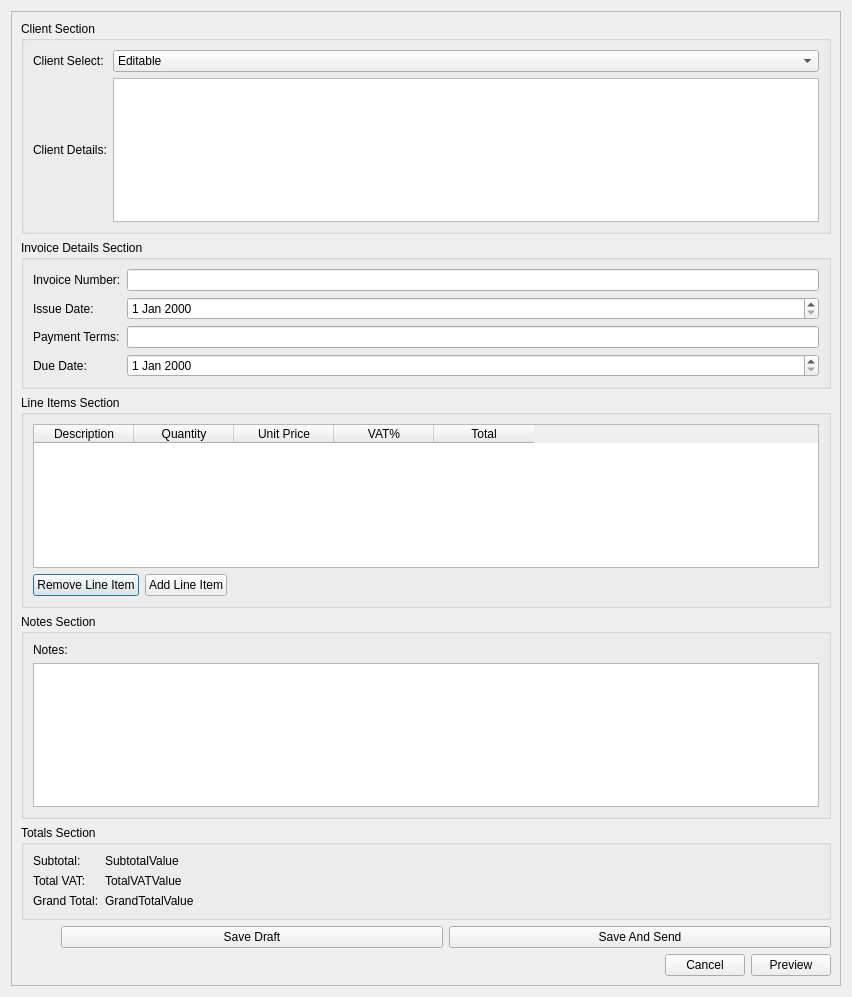
Before: the Qt Designer form createeditinvoicedialog.ui in rahma159/application, drawn with Qt 5.
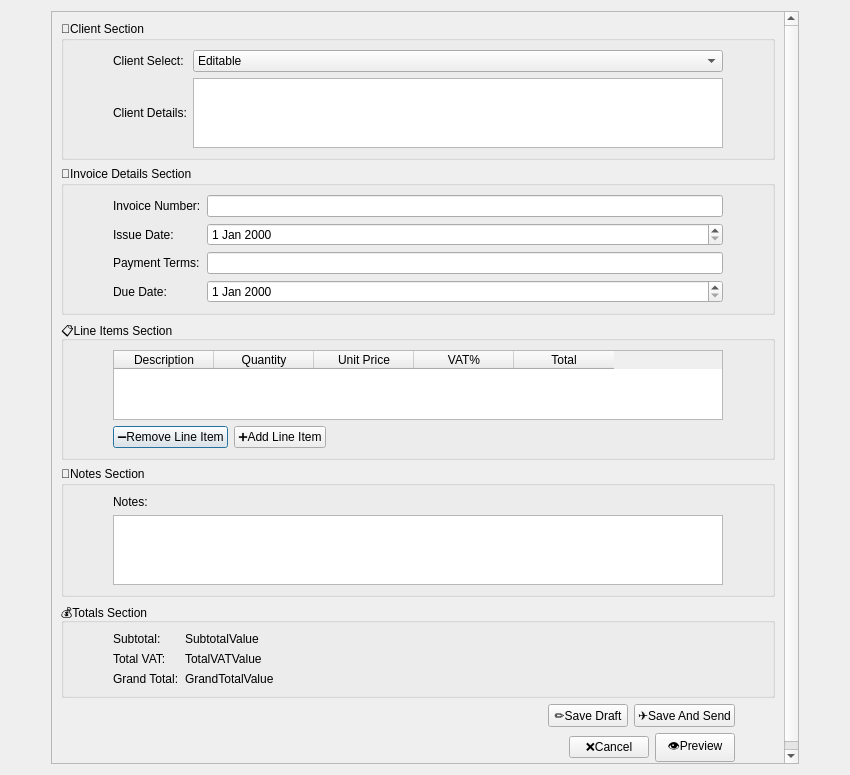
After: the same form once the commit is applied.

Patch:
```diff
--- a/createeditinvoicedialog.ui
+++ b/createeditinvoicedialog.ui
@@ -6,15 +6,31 @@
    <rect>
     <x>0</x>
     <y>0</y>
-    <width>852</width>
-    <height>997</height>
+    <width>850</width>
+    <height>775</height>
    </rect>
   </property>
   <property name="windowTitle">
    <string>Creat/Edit  New Invoice</string>
   </property>
-  <layout class="QVBoxLayout" name="verticalLayout_2">
-   <item>
+  <layout class="QGridLayout" name="gridLayout">
+   <item row="0" column="0">
+    <spacer name="horizontalSpacer_2">
+     <property name="orientation">
+      <enum>Qt::Orientation::Horizontal</enum>
+     </property>
+     <property name="sizeType">
+      <enum>QSizePolicy::Policy::Preferred</enum>
+     </property>
+     <property name="sizeHint" stdset="0">
+      <size>
+       <width>40</width>
+       <height>20</height>
+      </size>
+     </property>
+    </spacer>
+   </item>
+   <item row="0" column="1">
     <widget class="QScrollArea" name="scrollArea">
      <property name="widgetResizable">
       <bool>true</bool>
@@ -24,8 +40,8 @@
        <rect>
         <x>0</x>
         <y>0</y>
-        <width>832</width>
-        <height>977</height>
+        <width>724</width>
+        <height>805</height>
        </rect>
       </property>
       <layout class="QVBoxLayout" name="verticalLayout_3">
@@ -34,42 +50,74 @@
          <item>
           <widget class="QGroupBox" name="clientGroupBox">
            <property name="title">
-            <string>Client Section</string>
+            <string>👤Client Section</string>
            </property>
            <layout class="QHBoxLayout" name="horizontalLayout_2">
             <item>
              <layout class="QGridLayout" name="clientLayout">
-              <item row="0" column="1">
-               <widget class="QComboBox" name="clientSelectComboBox">
-                <item>
-                 <property name="text">
-                  <string>Editable</string>
-                 </property>
-                </item>
-                <item>
-                 <property name="text">
-                  <string>Searchable</string>
-                 </property>
-                </item>
-               </widget>
-              </item>
-              <item row="0" column="0">
-               <widget class="QLabel" name="clientSelectLabel">
-                <property name="text">
-                 <string>Client Select:</string>
-                </property>
-               </widget>
-              </item>
-              <item row="1" column="0">
+              <item row="1" column="1">
                <widget class="QLabel" name="clientDetailsLabel">
                 <property name="text">
                  <string>Client Details:</string>
                 </property>
                </widget>
               </item>
-              <item row="1" column="1">
+              <item row="1" column="0">
+               <spacer name="horizontalSpacer_6">
+                <property name="orientation">
+                 <enum>Qt::Orientation::Horizontal</enum>
+                </property>
+                <property name="sizeType">
+                 <enum>QSizePolicy::Policy::Preferred</enum>
+                </property>
+                <property name="sizeHint" stdset="0">
+                 <size>
+                  <width>40</width>
+                  <height>20</height>
+                 </size>
+                </property>
+               </spacer>
+              </item>
+              <item row="0" column="1">
+               <widget class="QLabel" name="clientSelectLabel">
+                <property name="text">
+                 <string>Client Select:</string>
+                </property>
+               </widget>
+              </item>
+              <item row="1" column="2">
                <widget class="QTextEdit" name="clientDetailsTextEdit"/>
               </item>
+              <item row="0" column="2">
+               <widget class="QComboBox" name="clientSelectComboBox">
+                <item>
+                 <property name="text">
+                  <string>Editable</string>
+                 </property>
+                </item>
+                <item>
+                 <property name="text">
+                  <string>Searchable</string>
+                 </property>
+                </item>
+               </widget>
+              </item>
+              <item row="1" column="3">
+               <spacer name="horizontalSpacer_7">
+                <property name="orientation">
+                 <enum>Qt::Orientation::Horizontal</enum>
+                </property>
+                <property name="sizeType">
+                 <enum>QSizePolicy::Policy::Preferred</enum>
+                </property>
+                <property name="sizeHint" stdset="0">
+                 <size>
+                  <width>40</width>
+                  <height>20</height>
+                 </size>
+                </property>
+               </spacer>
+              </item>
              </layout>
             </item>
            </layout>
@@ -78,9 +126,25 @@
          <item>
           <widget class="QGroupBox" name="detailsGroupBox">
            <property name="title">
-            <string>Invoice Details Section</string>
+            <string>📄Invoice Details Section</string>
            </property>
            <layout class="QHBoxLayout" name="horizontalLayout">
+            <item>
+             <spacer name="horizontalSpacer_8">
+              <property name="orientation">
+               <enum>Qt::Orientation::Horizontal</enum>
+              </property>
+              <property name="sizeType">
+               <enum>QSizePolicy::Policy::Preferred</enum>
+              </property>
+              <property name="sizeHint" stdset="0">
+               <size>
+                <width>40</width>
+                <height>20</height>
+               </size>
+              </property>
+             </spacer>
+            </item>
             <item>
              <layout class="QGridLayout" name="detailsLayout">
               <item row="0" column="0">
@@ -125,16 +189,32 @@
               </item>
              </layout>
             </item>
+            <item>
+             <spacer name="horizontalSpacer_9">
+              <property name="orientation">
+               <enum>Qt::Orientation::Horizontal</enum>
+              </property>
+              <property name="sizeType">
+               <enum>QSizePolicy::Policy::Preferred</enum>
+              </property>
+              <property name="sizeHint" stdset="0">
+               <size>
+                <width>40</width>
+                <height>20</height>
+               </size>
+              </property>
+             </spacer>
+            </item>
            </layout>
           </widget>
          </item>
          <item>
           <widget class="QGroupBox" name="lineItemsGroupBox">
            <property name="title">
-            <string>Line Items Section</string>
+            <string>📋Line Items Section</string>
            </property>
-           <layout class="QVBoxLayout" name="verticalLayout_4">
-            <item>
+           <layout class="QGridLayout" name="gridLayout_2">
+            <item row="0" column="1">
              <layout class="QVBoxLayout" name="lineItemsLayout">
               <item>
                <widget class="QTableWidget" name="lineItemsTableWidget">
@@ -200,14 +280,14 @@
                 <item>
                  <widget class="QPushButton" name="removeLineItemButton">
                   <property name="text">
-                   <string>Remove Line Item</string>
+                   <string>➖Remove Line Item</string>
                   </property>
                  </widget>
                 </item>
                 <item>
                  <widget class="QPushButton" name="addLineItemButton">
                   <property name="text">
-                   <string>Add Line Item</string>
+                   <string>➕Add Line Item</string>
                   </property>
                  </widget>
                 </item>
@@ -228,6 +308,38 @@
               </item>
              </layout>
             </item>
+            <item row="0" column="0">
+             <spacer name="horizontalSpacer_10">
+              <property name="orientation">
+               <enum>Qt::Orientation::Horizontal</enum>
+              </property>
+              <property name="sizeType">
+               <enum>QSizePolicy::Policy::Preferred</enum>
+              </property>
+              <property name="sizeHint" stdset="0">
+               <size>
+                <width>40</width>
+                <height>20</height>
+               </size>
+              </property>
+             </spacer>
+            </item>
+            <item row="0" column="2">
+             <spacer name="horizontalSpacer_11">
+              <property name="orientation">
+               <enum>Qt::Orientation::Horizontal</enum>
+              </property>
+              <property name="sizeType">
+               <enum>QSizePolicy::Policy::Preferred</enum>
+              </property>
+              <property name="sizeHint" stdset="0">
+               <size>
+                <width>40</width>
+                <height>20</height>
+               </size>
+              </property>
+             </spacer>
+            </item>
            </layout>
           </widget>
          </item>
@@ -236,10 +348,26 @@
            <item>
             <widget class="QGroupBox" name="notesGroupBox">
              <property name="title">
-              <string>Notes Section</string>
+              <string>📝Notes Section</string>
              </property>
-             <layout class="QVBoxLayout" name="verticalLayout">
-              <item>
+             <layout class="QGridLayout" name="gridLayout_3">
+              <item row="0" column="0">
+               <spacer name="horizontalSpacer_12">
+                <property name="orientation">
+                 <enum>Qt::Orientation::Horizontal</enum>
+                </property>
+                <property name="sizeType">
+                 <enum>QSizePolicy::Policy::Preferred</enum>
+                </property>
+                <property name="sizeHint" stdset="0">
+                 <size>
+                  <width>40</width>
+                  <height>20</height>
+                 </size>
+                </property>
+               </spacer>
+              </item>
+              <item row="0" column="1">
                <layout class="QVBoxLayout" name="notesLayout">
                 <item>
                  <widget class="QLabel" name="notesLabel">
@@ -253,6 +381,22 @@
                 </item>
                </layout>
               </item>
+              <item row="0" column="2">
+               <spacer name="horizontalSpacer_13">
+                <property name="orientation">
+                 <enum>Qt::Orientation::Horizontal</enum>
+                </property>
+                <property name="sizeType">
+                 <enum>QSizePolicy::Policy::Preferred</enum>
+                </property>
+                <property name="sizeHint" stdset="0">
+                 <size>
+                  <width>40</width>
+                  <height>20</height>
+                 </size>
+                </property>
+               </spacer>
+              </item>
              </layout>
             </widget>
            </item>
@@ -261,9 +405,25 @@
          <item>
           <widget class="QGroupBox" name="totalsGroupBox">
            <property name="title">
-            <string>Totals Section</string>
+            <string>💰Totals Section</string>
            </property>
            <layout class="QHBoxLayout" name="horizontalLayout_4">
+            <item>
+             <spacer name="horizontalSpacer_14">
+              <property name="orientation">
+               <enum>Qt::Orientation::Horizontal</enum>
+              </property>
+              <property name="sizeType">
+               <enum>QSizePolicy::Policy::Preferred</enum>
+              </property>
+              <property name="sizeHint" stdset="0">
+               <size>
+                <width>40</width>
+                <height>20</height>
+               </size>
+              </property>
+             </spacer>
+            </item>
             <item>
              <layout class="QFormLayout" name="totalsFormLayout">
               <item row="0" column="0">
@@ -310,18 +470,34 @@
               </item>
              </layout>
             </item>
+            <item>
+             <spacer name="horizontalSpacer_15">
+              <property name="orientation">
+               <enum>Qt::Orientation::Horizontal</enum>
+              </property>
+              <property name="sizeType">
+               <enum>QSizePolicy::Policy::Preferred</enum>
+              </property>
+              <property name="sizeHint" stdset="0">
+               <size>
+                <width>40</width>
+                <height>20</height>
+               </size>
+              </property>
+             </spacer>
+            </item>
            </layout>
           </widget>
          </item>
          <item>
           <layout class="QHBoxLayout" name="horizontalLayout_5">
            <item>
-            <spacer name="horizontalSpacer_2">
+            <spacer name="horizontalSpacer_4">
              <property name="orientation">
               <enum>Qt::Orientation::Horizontal</enum>
              </property>
              <property name="sizeType">
-              <enum>QSizePolicy::Policy::Minimum</enum>
+              <enum>QSizePolicy::Policy::Expanding</enum>
              </property>
              <property name="sizeHint" stdset="0">
               <size>
@@ -334,17 +510,33 @@
            <item>
             <widget class="QPushButton" name="saveDraftButton">
              <property name="text">
-              <string>Save Draft</string>
+              <string>✏️Save Draft</string>
              </property>
             </widget>
            </item>
            <item>
             <widget class="QPushButton" name="saveAndSendButton">
              <property name="text">
-              <string>Save And Send</string>
+              <string>✈️Save And Send</string>
              </property>
             </widget>
            </item>
+           <item>
+            <spacer name="horizontalSpacer_16">
+             <property name="orientation">
+              <enum>Qt::Orientation::Horizontal</enum>
+             </property>
+             <property name="sizeType">
+              <enum>QSizePolicy::Policy::Preferred</enum>
+             </property>
+             <property name="sizeHint" stdset="0">
+              <size>
+               <width>40</width>
+               <height>20</height>
+              </size>
+             </property>
+            </spacer>
+           </item>
           </layout>
          </item>
          <item>
@@ -368,17 +560,33 @@
            <item>
             <widget class="QPushButton" name="cancelInvoiceButton">
              <property name="text">
-              <string>Cancel</string>
+              <string>❌Cancel</string>
              </property>
             </widget>
            </item>
            <item>
             <widget class="QPushButton" name="previewButton">
              <property name="text">
-              <string>Preview</string>
+              <string>👁️Preview</string>
              </property>
             </widget>
            </item>
+           <item>
+            <spacer name="horizontalSpacer_17">
+             <property name="orientation">
+              <enum>Qt::Orientation::Horizontal</enum>
+             </property>
+             <property name="sizeType">
+              <enum>QSizePolicy::Policy::Preferred</enum>
+             </property>
+             <property name="sizeHint" stdset="0">
+              <size>
+               <width>40</width>
+               <height>20</height>
+              </size>
+             </property>
+            </spacer>
+           </item>
           </layout>
          </item>
         </layout>
@@ -387,6 +595,22 @@
      </widget>
     </widget>
    </item>
+   <item row="0" column="2">
+    <spacer name="horizontalSpacer_5">
+     <property name="orientation">
+      <enum>Qt::Orientation::Horizontal</enum>
+     </property>
+     <property name="sizeType">
+      <enum>QSizePolicy::Policy::Preferred</enum>
+     </property>
+     <property name="sizeHint" stdset="0">
+      <size>
+       <width>40</width>
+       <height>20</height>
+      </size>
+     </property>
+    </spacer>
+   </item>
   </layout>
  </widget>
  <resources/>
```
Left out of the diff: 2 changed lines with no effect on the pictures.
